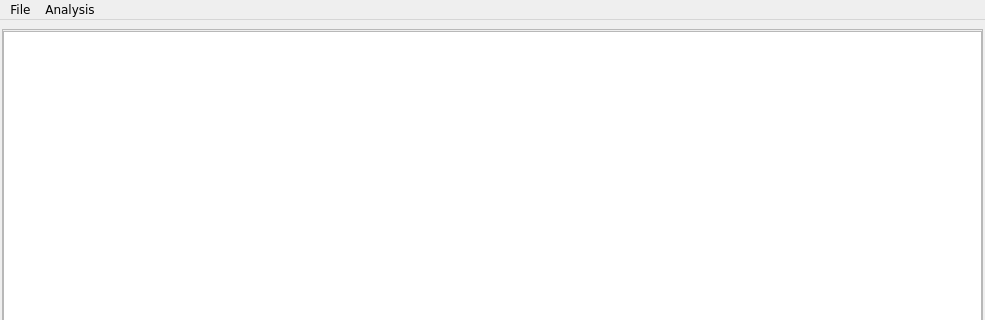
First picture: the form in meta.ui, repository bwallace/OpenMeta-analyst-, before the edit; both pictures show x 0 to 985 and y 0 to 320 of the 985 by 621 pixel window.
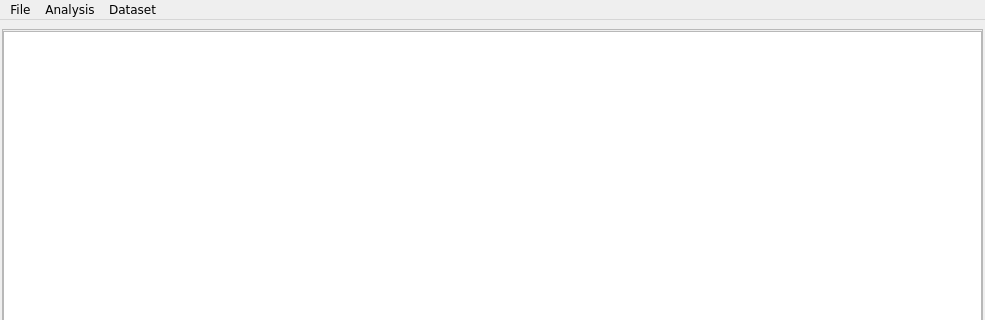
Second picture: the form after the edit. Icons and pictures are not drawn.

What changed in the file:
```diff
--- a/meta.ui
+++ b/meta.ui
@@ -374,8 +374,14 @@
     </property>
     <addaction name="action_go" />
    </widget>
+   <widget class="QMenu" name="menuDataset" >
+    <property name="title" >
+     <string>Dataset</string>
+    </property>
+   </widget>
    <addaction name="menu_file" />
    <addaction name="menuAnalysis" />
+   <addaction name="menuDataset" />
   </widget>
   <widget class="QStatusBar" name="statusbar" />
   <action name="action_save" >
```
